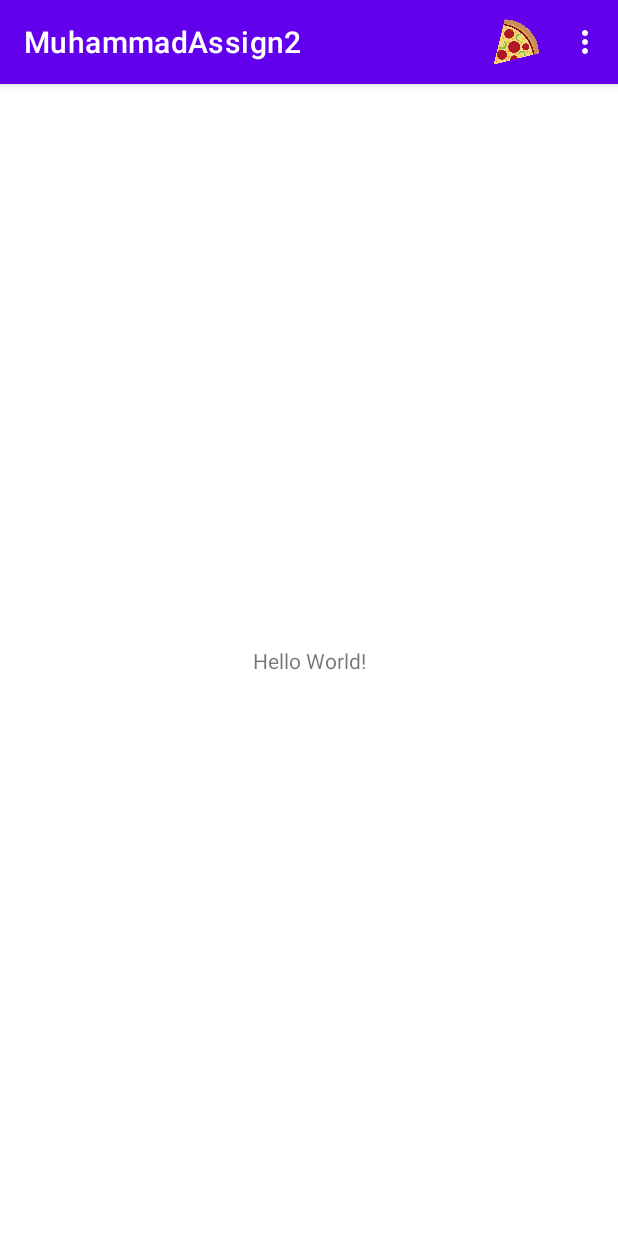
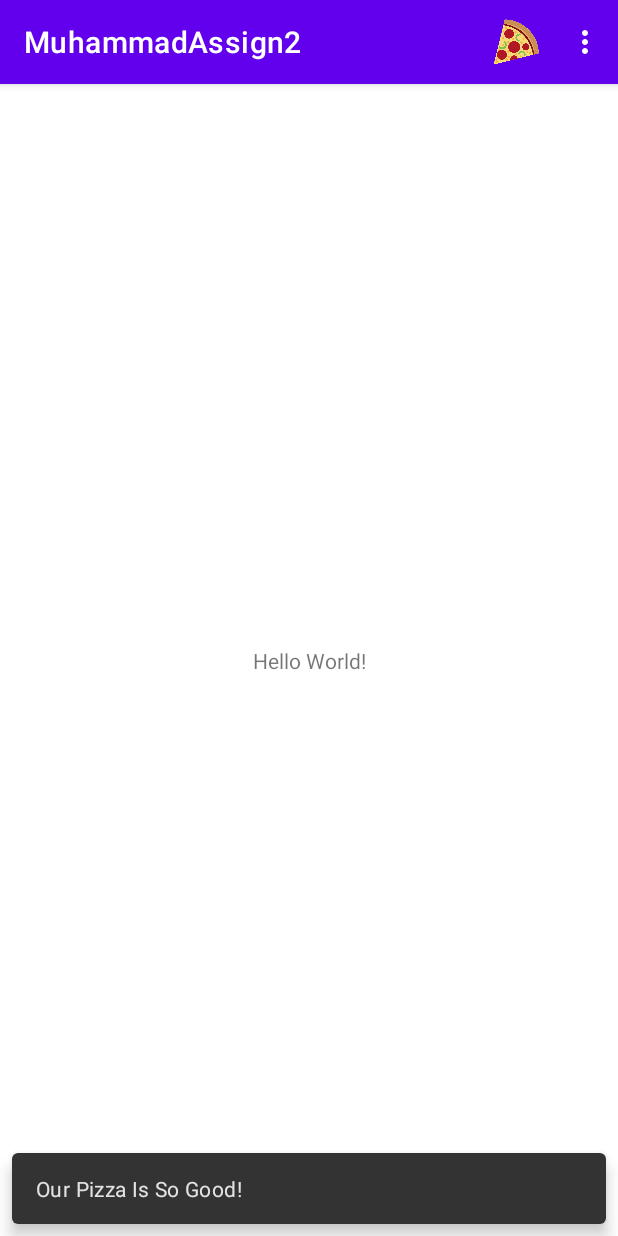
Before and after one commit to MuhammadSaad6618/MuhammadSaadAssign2, an Android app: the screen it shows after launch (MuhammadActivity), after a tap on "Pizza", on a phone screen of 412 x 824 dp. Run offline under Robolectric (Android 15) with nearby library versions, the light colour scheme and no system bars.

Commit message:
Added a functionality to the menu which I forgot initially

```diff
--- a/MuhammadAssign22/src/main/java/muhammad/saad/n01366618/MuhammadActivity.java
+++ b/MuhammadAssign22/src/main/java/muhammad/saad/n01366618/MuhammadActivity.java
@@ -10,6 +10,9 @@ import android.net.Uri;
 import android.os.Bundle;
 import android.view.Menu;
 import android.view.MenuItem;
+import android.view.View;
+
+import com.google.android.material.snackbar.Snackbar;
 
 
 public class MuhammadActivity extends AppCompatActivity {
@@ -39,10 +42,17 @@ public class MuhammadActivity extends AppCompatActivity {
                 Intent intent = new Intent(Intent.ACTION_DIAL);
                 intent.setData(Uri.parse("tel:6476420090"));
                 startActivity(intent);
+
+            case R.id.Muhammad:
+                View myLayout = findViewById(R.id.MuhammadLayout);
+
+                Snackbar.make(myLayout,"Our Pizza Is So Good!",Snackbar.LENGTH_LONG).show();
+
+
             default:
                 return super.onOptionsItemSelected(item);
 
         }
     }
 
-}
+    }
--- a/MuhammadAssign22/src/main/res/layout/activity_main.xml
+++ b/MuhammadAssign22/src/main/res/layout/activity_main.xml
@@ -1,6 +1,7 @@
 <?xml version="1.0" encoding="utf-8"?>
 <!-- Muhammad Saad, N01366618, RNA    -->
 <androidx.constraintlayout.widget.ConstraintLayout xmlns:android="http://schemas.android.com/apk/res/android"
+    android:id="@+id/MuhammadLayout"
     xmlns:app="http://schemas.android.com/apk/res-auto"
     xmlns:tools="http://schemas.android.com/tools"
     android:layout_width="match_parent"
```
